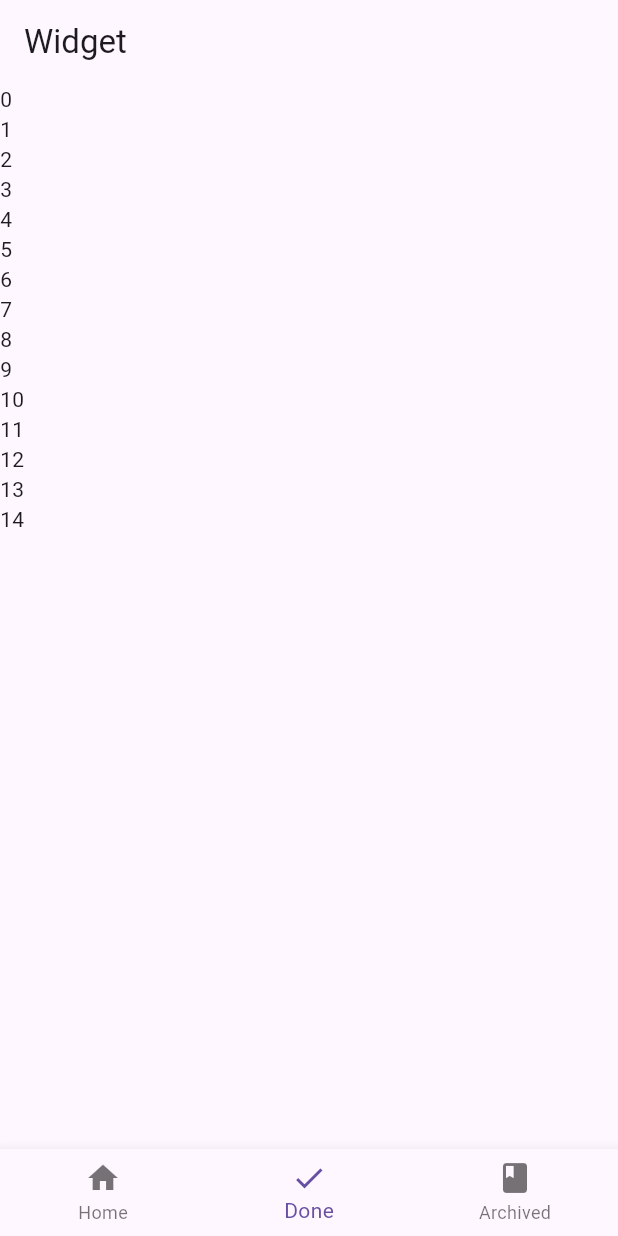
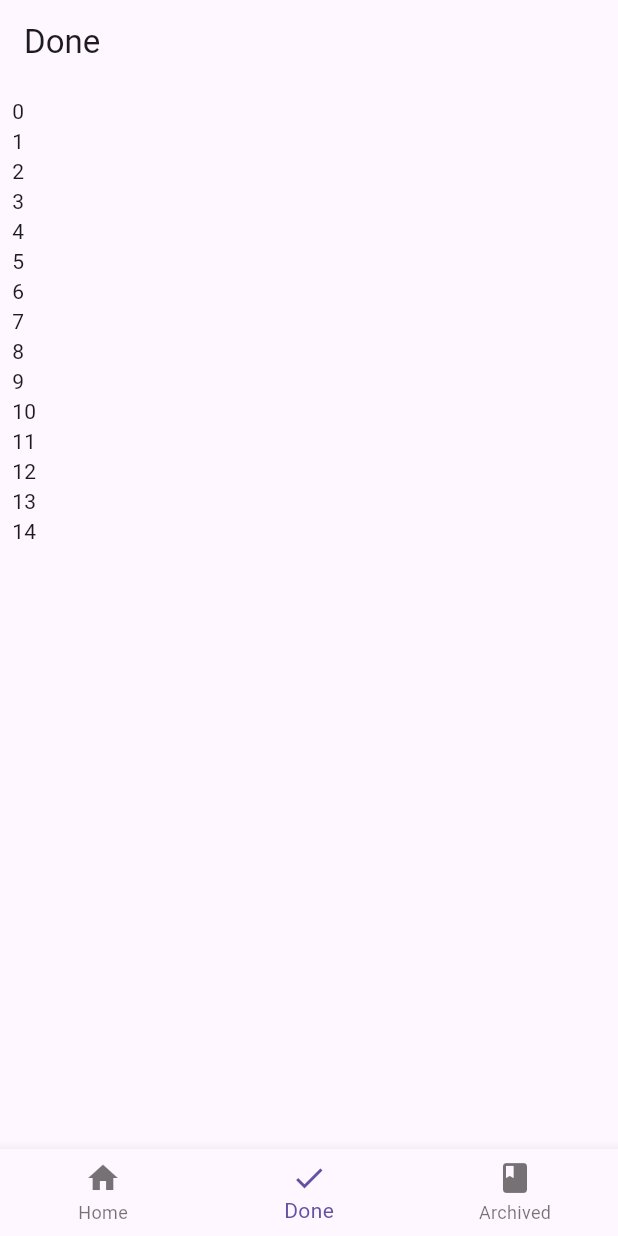
Before and after one commit to osmankunt/to_do_app, a Flutter app: the screen it shows after launch, item 2 of the bottom bar chosen, on a phone screen of 412 x 824 dp. Run offline on Flutter 3.47's test engine with Material 3 defaults, Android fonts, the phone set to English and light mode, and no system bars; our stand-ins replace bloc, equatable, flutter_bloc, hive_flutter; accounts and stored records are empty.

```diff
--- a/lib/enum/index.dart
+++ b/lib/enum/index.dart
@@ -2,4 +2,5 @@ enum Index {
   all,
   done,
   active,
+  none,
 }
--- /dev/null
+++ b/lib/utils/index.dart
@@ -0,0 +1,29 @@
+import 'package:to_do_app/enum/index.dart';
+
+class IndexUtils {
+  static Index setIndex(int index) {
+    switch (index) {
+      case 0:
+        return Index.all;
+      case 1:
+        return Index.done;
+      case 2:
+        return Index.active;
+      default:
+        return Index.all;
+    }
+  }
+
+  static int getIndex(Index index) {
+    switch (index) {
+      case Index.all:
+        return 0;
+      case Index.done:
+        return 1;
+      case Index.active:
+        return 2;
+      default:
+        return 0;
+    }
+  }
+}
--- a/lib/view/home/home_view.dart
+++ b/lib/view/home/home_view.dart
@@ -16,18 +16,26 @@ class HomeView extends StatelessWidget {
     const ArchivedView(),
   ];
 
+  final List<String> titles = [
+    'To Do',
+    'Done',
+    'Archived',
+  ];
+
   @override
   Widget build(BuildContext context) {
     return BlocConsumer<HomeViewModel, HomeViewModelStates>(
         listener: (context, state) {},
         builder: (context, state) {
-          var cubit = HomeViewModel.get(context);
-          return state.viewStatus == ViewStatus.success
+          return state.viewStatus == ViewStatus.initial || state.viewStatus == ViewStatus.success
               ? Scaffold(
                   appBar: AppBar(
-                    title: Text(views[context.read<HomeViewModel>().currentIndex].toString()),
+                    title: Text(titles[context.read<HomeViewModel>().currentIndex].toString()),
                   ),
-                  body: views[context.read<HomeViewModel>().currentIndex],
+                  body: Padding(
+                    padding: const EdgeInsets.all(8.0),
+                    child: views[context.read<HomeViewModel>().currentIndex],
+                  ),
                   bottomNavigationBar: BottomNavigationBar(
                     currentIndex: context.read<HomeViewModel>().currentIndex,
                     onTap: (index) {
--- a/lib/view/home/home_view_model.dart
+++ b/lib/view/home/home_view_model.dart
@@ -2,47 +2,23 @@ import 'package:bloc/bloc.dart';
 import 'package:flutter_bloc/flutter_bloc.dart';
 import 'package:to_do_app/enum/index.dart';
 import 'package:to_do_app/enum/states.dart';
+import 'package:to_do_app/utils/index.dart';
 import 'package:to_do_app/view/home/home_view_model_states.dart';
-import 'package:to_do_app/view/todos/todos_view.dart';
 
 class HomeViewModel extends Cubit<HomeViewModelStates> {
   HomeViewModel() : super(const HomeViewModelStates());
 
-  static HomeViewModel get(context) => BlocProvider.of(context);
-
   int currentIndex = 0;
+  static Index indexEnum = Index.none;
 
   void setBottomIndex(int index) {
-    emit(state.copyWith(viewStatus: ViewStatus.initial));
+    emit(state.copyWith(viewStatus: ViewStatus.loading));
+    indexEnum = IndexUtils.setIndex(index);
     currentIndex = index;
-    emit(state.copyWith(viewStatus: ViewStatus.success));
+    changeState(viewStatus: ViewStatus.success, index: indexEnum);
   }
 
-  changeState() {}
-
-  Index setIndex(int index) {
-    switch (index) {
-      case 0:
-        return Index.all;
-      case 1:
-        return Index.done;
-      case 2:
-        return Index.active;
-      default:
-        return Index.all;
-    }
-  }
-
-  int getIndex(Index index) {
-    switch (index) {
-      case Index.all:
-        return 0;
-      case Index.done:
-        return 1;
-      case Index.active:
-        return 2;
-      default:
-        return 0;
-    }
+  changeState({required ViewStatus viewStatus, Index? index}) {
+    emit(state.copyWith(viewStatus: viewStatus, index: index ?? Index.none));
   }
 }
--- a/lib/view/home/home_view_model_states.dart
+++ b/lib/view/home/home_view_model_states.dart
@@ -1,18 +1,20 @@
 import 'package:equatable/equatable.dart';
+import 'package:to_do_app/enum/index.dart';
 import 'package:to_do_app/enum/states.dart';
 import 'package:to_do_app/model/todo_model.dart';
 
 class HomeViewModelStates extends Equatable {
-  const HomeViewModelStates({this.toDo, this.viewStatus = ViewStatus.success});
+  const HomeViewModelStates({this.toDo, this.viewStatus = ViewStatus.initial, this.index = Index.all});
 
   final ToDoModel? toDo;
 
   final ViewStatus viewStatus;
+  final Index? index;
 
   @override
-  List<Object?> get props => [toDo, viewStatus];
+  List<Object?> get props => [toDo, viewStatus, index];
 
-  HomeViewModelStates copyWith({ToDoModel? toDo, ViewStatus? viewStatus}) {
-    return HomeViewModelStates(toDo: toDo ?? this.toDo, viewStatus: viewStatus ?? this.viewStatus);
+  HomeViewModelStates copyWith({ToDoModel? toDo, ViewStatus? viewStatus, Index? index}) {
+    return HomeViewModelStates(toDo: toDo ?? this.toDo, viewStatus: viewStatus ?? this.viewStatus, index: index ?? this.index);
   }
 }
```
